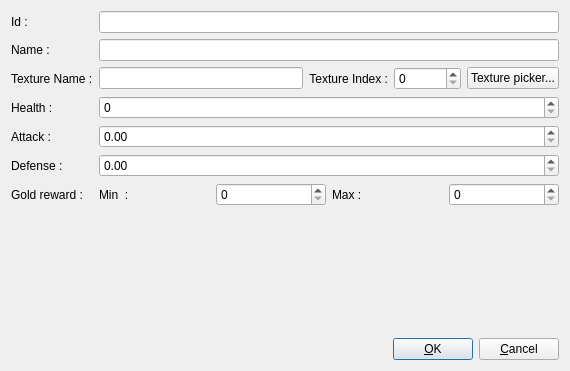
Before: the Qt Designer form monsterEditor/src/editMonsterForm.ui in jeremydumais/TheWarrior, drawn with Qt 5.
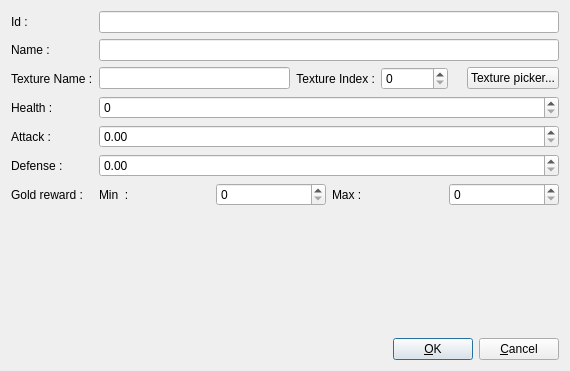
After: the same form once the commit is applied. Icons and pictures are not drawn.

Commit message: Added three monsters to the db and started to add a zoom feature in the Texture Picker and Edit Texture windows.

Diff of the .ui file:
```diff
--- a/monsterEditor/src/editMonsterForm.ui
+++ b/monsterEditor/src/editMonsterForm.ui
@@ -10,6 +10,12 @@
     <height>371</height>
    </rect>
   </property>
+  <property name="sizePolicy">
+   <sizepolicy hsizetype="Fixed" vsizetype="Fixed">
+    <horstretch>0</horstretch>
+    <verstretch>0</verstretch>
+   </sizepolicy>
+  </property>
   <property name="windowTitle">
    <string>Add monster</string>
   </property>
@@ -117,6 +123,25 @@
          </property>
         </widget>
        </item>
+       <item>
+        <widget class="QLabel" name="labelIcon">
+         <property name="minimumSize">
+          <size>
+           <width>0</width>
+           <height>0</height>
+          </size>
+         </property>
+         <property name="maximumSize">
+          <size>
+           <width>32</width>
+           <height>32</height>
+          </size>
+         </property>
+         <property name="text">
+          <string/>
+         </property>
+        </widget>
+       </item>
        <item>
         <widget class="QPushButton" name="pushButtonTexturePicker">
          <property name="text">
```
The commit also changes 20 other files.
